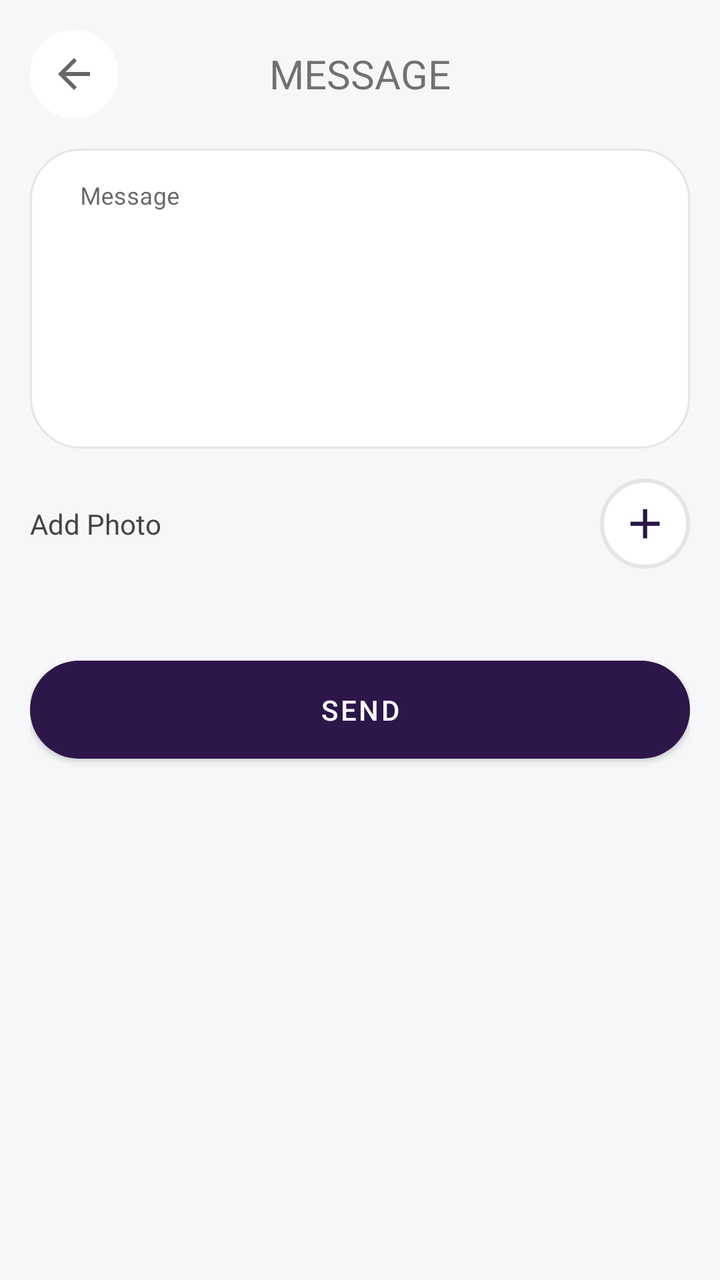
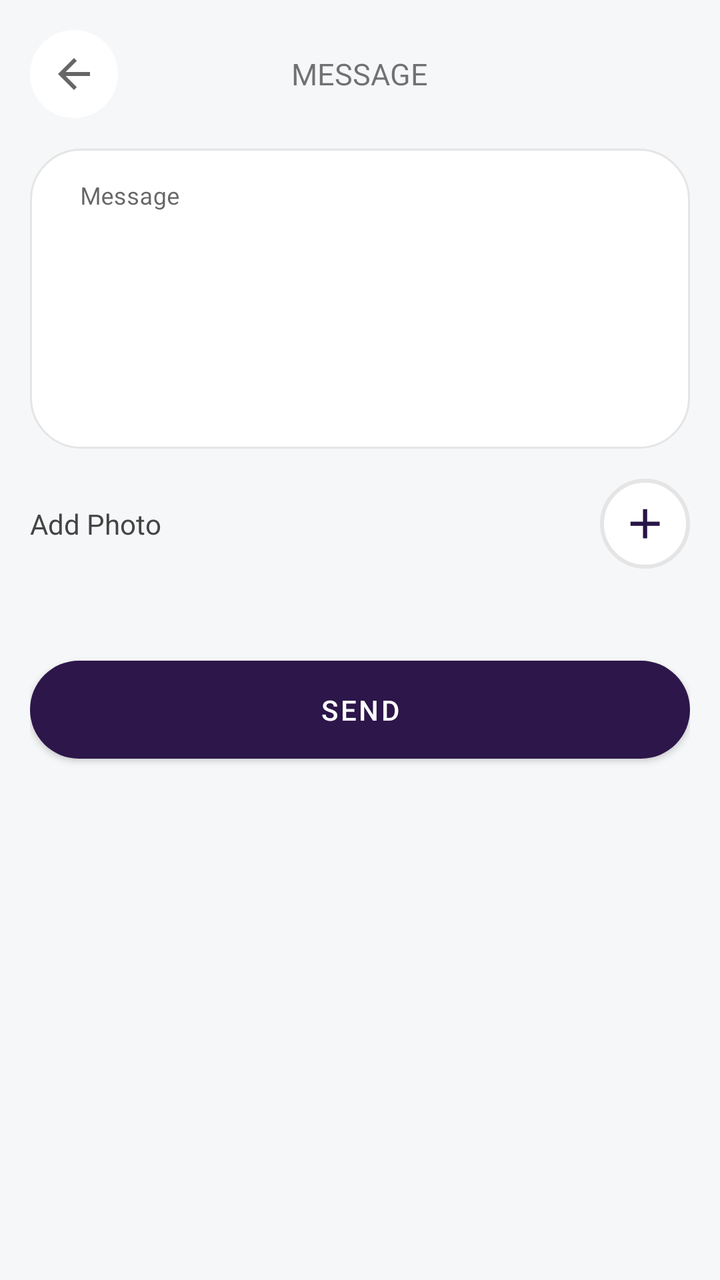

An Android layout rendered at two revisions. The XML below is the earlier revision; the diff shows what the commit changed to produce the second picture.
<!-- AndroidManifest.xml: application theme AppTheme -->
<!-- res/layout/fragment_message_dialog.xml -->
<?xml version="1.0" encoding="utf-8"?>
<androidx.coordinatorlayout.widget.CoordinatorLayout xmlns:android="http://schemas.android.com/apk/res/android" xmlns:app="http://schemas.android.com/apk/res-auto"
    xmlns:tools="http://schemas.android.com/tools"
    android:id="@+id/root_view"
    android:background="@color/colorBackgroundGrey"
    android:layout_width="match_parent"
    android:layout_height="match_parent"
    tools:context=".views.dialogs.MessageFragmentDialog">

    <androidx.core.widget.NestedScrollView
        android:scrollbars="none"
        android:fillViewport="true"
        android:layout_width="match_parent"
        android:layout_height="match_parent">
        <LinearLayout
            android:padding="15dp"
            android:orientation="vertical"
            android:layout_width="match_parent"
            android:layout_height="match_parent">

            
            <RelativeLayout
                android:layout_marginBottom="10dp"
                android:layout_width="match_parent"
                android:layout_height="wrap_content">
                <ImageButton
                    android:id="@+id/back_button"
                    android:src="@drawable/ic_baseline_arrow_back_24"
                    android:backgroundTint="@color/colorWhite"
                    android:background="@drawable/shape_radius_100_pad_10_stroke_grey_bg_white"
                    android:layout_width="wrap_content"
                    android:layout_height="wrap_content"/>
                <TextView
                    android:layout_centerInParent="true"
                    android:text="Message"
                    android:textSize="20sp"
                    android:textAllCaps="true"
                    android:layout_width="wrap_content"
                    android:layout_height="wrap_content"/>
            </RelativeLayout>

            <com.google.android.material.textfield.TextInputLayout
                style="@style/Widget.MaterialComponents.TextInputLayout.OutlinedBox"
                android:layout_width="match_parent"
                android:layout_height="wrap_content">
                <EditText
                    android:id="@+id/item_address"
                    android:gravity="top"
                    android:maxLength="250"
                    android:maxEms="250"
                    android:inputType="text|textMultiLine"
                    android:textSize="12sp"
                    android:hint="Message"
                    app:drawableTint="@color/colorDeepGrey"
                    android:background="@drawable/shape_radius_25_edit_text"
                    android:paddingStart="25dp"
                    android:paddingEnd="25dp"
                    android:layout_width="match_parent"
                    android:layout_height="150dp" />
            </com.google.android.material.textfield.TextInputLayout>

            <RelativeLayout
                android:layout_marginTop="15dp"
                android:layout_marginBottom="15dp"
                android:layout_width="match_parent"
                android:layout_height="wrap_content">
                <TextView
                    android:id="@+id/title"
                    android:layout_centerVertical="true"
                    android:text="Add Photo"
                    android:textColor="@color/colorDarkGrey"
                    android:layout_width="wrap_content"
                    android:layout_height="wrap_content"/>
                <ImageButton
                    android:id="@+id/add_task_button"
                    android:layout_alignParentEnd="true"
                    android:scaleType="fitCenter"
                    android:adjustViewBounds="true"
                    android:background="@drawable/shape_radius_100_pad_10_stroke_grey_bg_white"
                    android:tint="@color/colorPrimary"
                    android:src="@drawable/ic_baseline_add_24"
                    android:layout_width="45dp"
                    android:layout_height="45dp" />
            </RelativeLayout>

            <androidx.recyclerview.widget.RecyclerView
                android:id="@+id/items_recycler_view"
                tools:listitem="@layout/item_attach_photo"
                app:layoutManager="androidx.recyclerview.widget.StaggeredGridLayoutManager"
                app:spanCount="4"
                android:layout_width="match_parent"
                android:layout_height="wrap_content" />

            <Button
                android:id="@+id/submit_button"
                android:text="Send"
                android:textColor="@color/colorWhite"
                app:cornerRadius="25dp"
                android:padding="15dp"
                android:layout_marginTop="25dp"
                app:backgroundTint="@color/colorAccent"
                android:layout_width="match_parent"
                android:layout_height="wrap_content" />

        </LinearLayout>
    </androidx.core.widget.NestedScrollView>

</androidx.coordinatorlayout.widget.CoordinatorLayout>
<!-- res/layout/item_attach_photo.xml (included above) -->
<?xml version="1.0" encoding="utf-8"?>
<LinearLayout xmlns:android="http://schemas.android.com/apk/res/android" xmlns:app="http://schemas.android.com/apk/res-auto"
    android:id="@+id/item_layout"
    android:gravity="center"
    android:orientation="vertical"
    android:background="@drawable/shape_radius_8_pad_15_stroke_grey_solid_white"
    android:layout_width="match_parent"
    android:layout_height="90dp">

    <ImageView
        android:id="@+id/item_image"
        android:src="@drawable/ic_add_photo"
        android:layout_width="wrap_content"
        android:layout_height="wrap_content"/>

</LinearLayout>
<!-- resources referenced by this layout -->
<resources>
  <color name="colorAccent">#2D164A</color>
  <color name="colorBackgroundGrey">#F5F7F8</color>
  <color name="colorDarkGrey">#444444</color>
  <color name="colorDeepGrey">#A3A3A3</color>
  <color name="colorPrimary">#271547</color>
  <color name="colorWhite">#FFFFFF</color>
  <!-- drawable ic_baseline_add_24 (drawable) -->
  <vector xmlns:android="http://schemas.android.com/apk/res/android"
      android:width="24dp"
      android:height="24dp"
      android:viewportWidth="24"
      android:viewportHeight="24"
      android:tint="?attr/colorControlNormal">
    <path
        android:fillColor="@android:color/white"
        android:pathData="M19,13h-6v6h-2v-6H5v-2h6V5h2v6h6v2z"/>
  </vector>
  <!-- drawable ic_baseline_arrow_back_24 (drawable) -->
  <vector xmlns:android="http://schemas.android.com/apk/res/android"
      android:width="24dp"
      android:height="24dp"
      android:viewportWidth="24"
      android:viewportHeight="24"
      android:tint="?attr/colorControlNormal">
    <path
        android:fillColor="@android:color/white"
        android:pathData="M20,11H7.83l5.59,-5.59L12,4l-8,8 8,8 1.41,-1.41L7.83,13H20v-2z"/>
  </vector>
  <!-- drawable shape_radius_100_pad_10_stroke_grey_bg_white (drawable) -->
  <?xml version="1.0" encoding="utf-8"?>
  <shape xmlns:android="http://schemas.android.com/apk/res/android">
      
      <solid android:color="@color/colorWhite" />
      <stroke android:width="2dp" android:color="#e5e5e5" />
      <padding android:left="10dp" android:top="10dp" android:right="10dp" android:bottom="10dp"/>
      <corners android:radius="100dp"/>
  </shape>
  <!-- drawable shape_radius_25_edit_text (drawable) -->
  <shape xmlns:android="http://schemas.android.com/apk/res/android">
      <stroke
          android:width="1dp"
          android:color="@color/colorMediumGrey" />
      <corners
          android:radius="25dp"/>
      <solid
          android:color="@color/colorWhite"/>
      <padding
          android:left="25dp"
          android:top="15dp"
          android:right="25dp"
          android:bottom="15dp" />
  </shape>
  <!-- drawable shape_radius_8_pad_15_stroke_grey_solid_white (drawable) -->
  <?xml version="1.0" encoding="utf-8"?>
  <shape xmlns:android="http://schemas.android.com/apk/res/android" android:shape="rectangle">
      <corners android:radius="8dp"/>
      <solid android:color="#FFFFFF"/>
      <stroke android:width="1dp" android:color="#e5e5e5"/>
      <padding android:bottom="15dp" android:left="15dp" android:right="15dp" android:top="15dp"/>
  </shape>
  <style name="AppTheme" parent="Theme.MaterialComponents.DayNight.NoActionBar">
          
          <item name="colorPrimary">@color/colorPrimary</item>
          <item name="colorPrimaryDark">@color/colorPrimaryDark</item>
          <item name="colorAccent">@color/colorAccent</item>
      </style>
  <color name="colorMediumGrey">#E5E5E5</color>
  <color name="colorPrimaryDark">#43105D</color>
  <!-- unchanged entries left out for length: 1 -->
</resources>

<!-- the commit's change to res/layout/fragment_message_dialog.xml (unified diff, before → after) -->
@@ -33,7 +33,7 @@
                 <TextView
                     android:layout_centerInParent="true"
                     android:text="Message"
-                    android:textSize="20sp"
+                    android:textSize="15sp"
                     android:textAllCaps="true"
                     android:layout_width="wrap_content"
                     android:layout_height="wrap_content"/>
